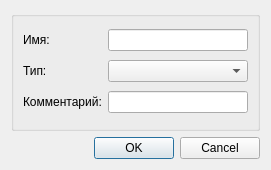
Qt form Dialogs/dialogeditnotsystemvar.ui (atikbif/LDEditor) before a commit.
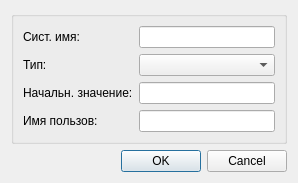
The same form after that commit.

Diff of the .ui file:
```diff
--- a/Dialogs/dialogeditnotsystemvar.ui
+++ b/Dialogs/dialogeditnotsystemvar.ui
@@ -6,8 +6,8 @@
    <rect>
     <x>0</x>
     <y>0</y>
-    <width>271</width>
-    <height>170</height>
+    <width>298</width>
+    <height>171</height>
    </rect>
   </property>
   <property name="windowTitle">
@@ -23,7 +23,7 @@
       <item row="0" column="0">
        <widget class="QLabel" name="label">
         <property name="text">
-         <string>Имя:</string>
+         <string>Сист. имя:</string>
         </property>
        </widget>
       </item>
@@ -41,19 +41,29 @@
        <widget class="QComboBox" name="comboBoxVarType"/>
       </item>
       <item row="2" column="0">
-       <widget class="QLabel" name="label_3">
+       <widget class="QLabel" name="label_4">
         <property name="text">
-         <string>Комментарий:</string>
+         <string>Начальн. значение:</string>
         </property>
        </widget>
       </item>
       <item row="2" column="1">
+       <widget class="QLineEdit" name="lineEditInitValue"/>
+      </item>
+      <item row="3" column="0">
+       <widget class="QLabel" name="label_3">
+        <property name="text">
+         <string>Имя пользов:</string>
+        </property>
+       </widget>
+      </item>
+      <item row="3" column="1">
        <widget class="QLineEdit" name="lineEditComment"/>
       </item>
      </layout>
     </widget>
    </item>
-   <item row="1" column="0">
+   <item row="2" column="0">
     <widget class="QDialogButtonBox" name="buttonBox">
      <property name="orientation">
       <enum>Qt::Horizontal</enum>
@@ -63,6 +73,19 @@
      </property>
     </widget>
    </item>
+   <item row="1" column="0">
+    <spacer name="verticalSpacer">
+     <property name="orientation">
+      <enum>Qt::Vertical</enum>
+     </property>
+     <property name="sizeHint" stdset="0">
+      <size>
+       <width>20</width>
+       <height>40</height>
+      </size>
+     </property>
+    </spacer>
+   </item>
   </layout>
  </widget>
  <resources/>
```
